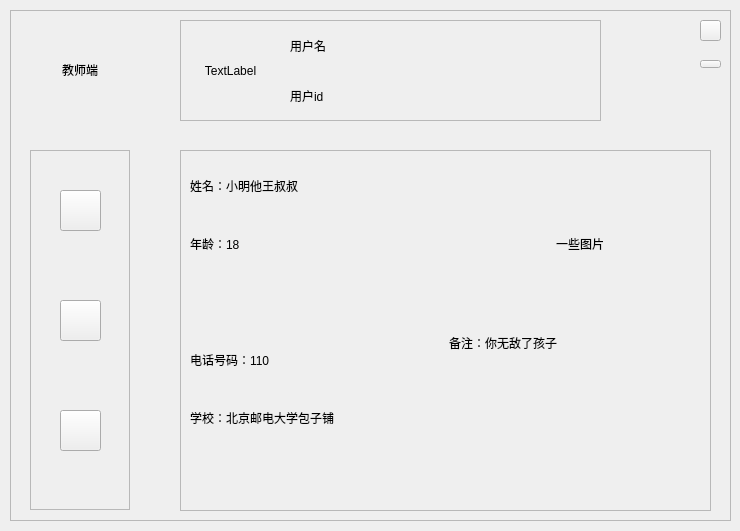
duoaidaoc/word-memorize-software, file teacher_main.ui: the form before one commit.
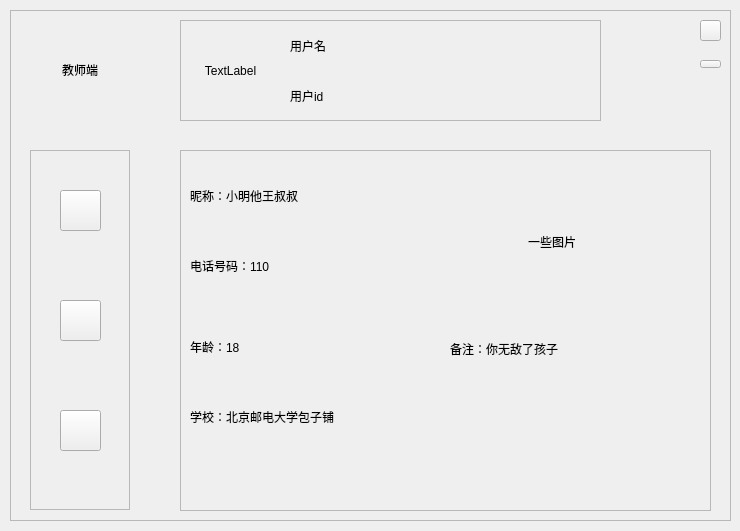
The form after the commit. Custom widgets are drawn as their Qt base class.

```diff
--- a/teacher_main.ui
+++ b/teacher_main.ui
@@ -207,89 +207,98 @@
       <property name="frameShadow">
        <enum>QFrame::Raised</enum>
       </property>
-      <widget class="QWidget" name="layoutWidget">
+      <widget class="QLabel" name="detail_say_label">
        <property name="geometry">
         <rect>
+         <x>270</x>
+         <y>190</y>
+         <width>250</width>
+         <height>164</height>
+        </rect>
+       </property>
+       <property name="text">
+        <string>备注：你无敌了孩子</string>
+       </property>
+       <property name="alignment">
+        <set>Qt::AlignLeading|Qt::AlignLeft|Qt::AlignTop</set>
+       </property>
+      </widget>
+      <widget class="QLabel" name="detail_school_label">
+       <property name="geometry">
+        <rect>
          <x>10</x>
+         <y>240</y>
+         <width>250</width>
+         <height>53</height>
+        </rect>
+       </property>
+       <property name="text">
+        <string>学校：北京邮电大学包子铺</string>
+       </property>
+      </widget>
+      <widget class="QLabel" name="detail_nick_label">
+       <property name="geometry">
+        <rect>
+         <x>10</x>
+         <y>20</y>
+         <width>164</width>
+         <height>52</height>
+        </rect>
+       </property>
+       <property name="text">
+        <string>昵称：小明他王叔叔</string>
+       </property>
+      </widget>
+      <widget class="QLabel" name="detail_age_label">
+       <property name="geometry">
+        <rect>
+         <x>10</x>
+         <y>170</y>
+         <width>164</width>
+         <height>53</height>
+        </rect>
+       </property>
+       <property name="text">
+        <string>年龄：18</string>
+       </property>
+      </widget>
+      <widget class="QLabel" name="detail_pic_label">
+       <property name="geometry">
+        <rect>
+         <x>290</x>
          <y>10</y>
-         <width>511</width>
-         <height>341</height>
+         <width>164</width>
+         <height>164</height>
         </rect>
        </property>
-       <layout class="QVBoxLayout" name="verticalLayout">
-        <item>
-         <layout class="QGridLayout" name="gridLayout">
-          <item row="0" column="0">
-           <widget class="QLabel" name="detail_nick_label">
-            <property name="text">
-             <string>姓名：小明他王叔叔</string>
-            </property>
-           </widget>
-          </item>
-          <item row="0" column="2" rowspan="3">
-           <widget class="QLabel" name="label_12">
-            <property name="text">
-             <string>一些图片</string>
-            </property>
-            <property name="alignment">
-             <set>Qt::AlignCenter</set>
-            </property>
-           </widget>
-          </item>
-          <item row="1" column="0">
-           <widget class="QLabel" name="detail_age_label">
-            <property name="text">
-             <string>年龄：18</string>
-            </property>
-           </widget>
-          </item>
-          <item row="1" column="1">
-           <spacer name="horizontalSpacer">
-            <property name="orientation">
-             <enum>Qt::Vertical</enum>
-            </property>
-            <property name="sizeType">
-             <enum>QSizePolicy::Preferred</enum>
-            </property>
-            <property name="sizeHint" stdset="0">
-             <size>
-              <width>20</width>
-              <height>40</height>
-             </size>
-            </property>
-           </spacer>
-          </item>
-         </layout>
-        </item>
-        <item>
-         <layout class="QGridLayout" name="gridLayout_2">
-          <item row="0" column="1" rowspan="3">
-           <widget class="QLabel" name="detail_say_label">
-            <property name="text">
-             <string>备注：你无敌了孩子</string>
-            </property>
-            <property name="alignment">
-             <set>Qt::AlignLeading|Qt::AlignLeft|Qt::AlignTop</set>
-            </property>
-           </widget>
-          </item>
-          <item row="0" column="0">
-           <widget class="QLabel" name="detail_phone_label">
-            <property name="text">
-             <string>电话号码：110</string>
-            </property>
-           </widget>
-          </item>
-          <item row="1" column="0">
-           <widget class="QLabel" name="detail_school_label">
-            <property name="text">
-             <string>学校：北京邮电大学包子铺</string>
-            </property>
-           </widget>
-          </item>
-         </layout>
-        </item>
-       </layout>
+       <property name="sizePolicy">
+        <sizepolicy hsizetype="Preferred" vsizetype="Preferred">
+         <horstretch>0</horstretch>
+         <verstretch>0</verstretch>
+        </sizepolicy>
+       </property>
+       <property name="text">
+        <string>一些图片</string>
+       </property>
+       <property name="scaledContents">
+        <bool>true</bool>
+       </property>
+       <property name="alignment">
+        <set>Qt::AlignCenter</set>
+       </property>
+      </widget>
+      <widget class="QLabel" name="detail_phone_label">
+       <property name="geometry">
+        <rect>
+         <x>10</x>
+         <y>90</y>
+         <width>250</width>
+         <height>52</height>
+        </rect>
+       </property>
+       <property name="text">
+        <string>电话号码：110</string>
+       </property>
       </widget>
      </widget>
     </widget>
```
